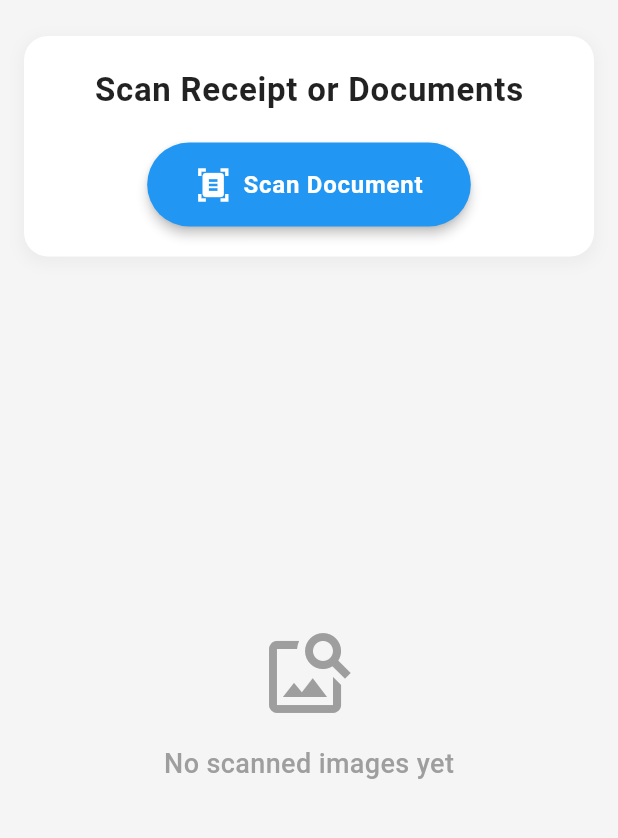
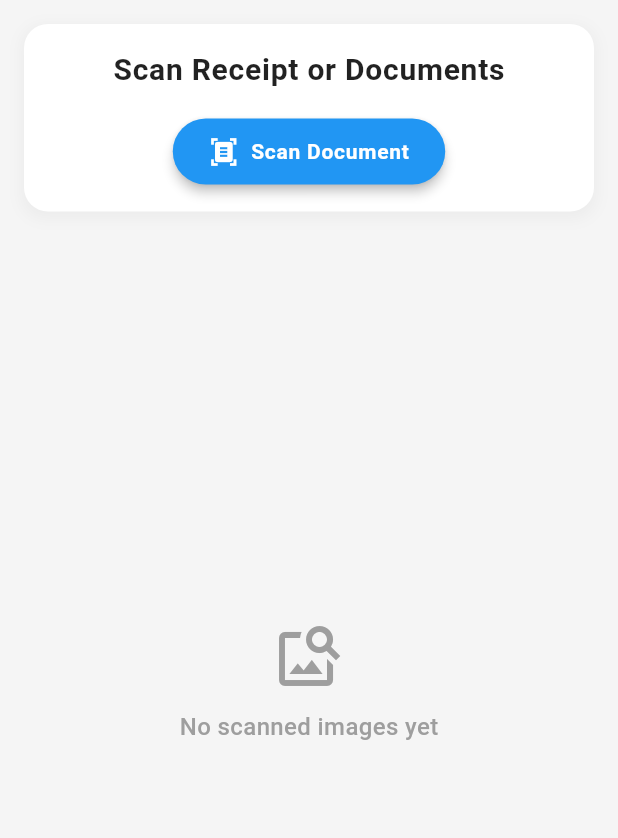
Before and after one commit to Linkonsq/edge-detection-flutter, a Flutter app: the screen it shows after launch, after a tap on "Scan Document", on a phone screen of 412 x 824 dp, the part 84-922 px from its top. Run offline on Flutter 3.47's test engine with Material 3 defaults, Android fonts, the phone set to English and light mode, and no system bars; our stand-ins replace shared_preferences; missing offline and left inert: google_mlkit_document_scanner.

Commit message:
Moved scanned image list to a separate file

```diff
--- a/lib/screens/home_screen.dart
+++ b/lib/screens/home_screen.dart
@@ -1,6 +1,7 @@
 import 'package:flutter/material.dart';
 import 'package:google_mlkit_document_scanner/google_mlkit_document_scanner.dart';
-import 'dart:io';
+import 'package:shared_preferences/shared_preferences.dart';
+import '../widgets/scanned_image_list.dart';
 
 class HomeScreen extends StatefulWidget {
   const HomeScreen({super.key});
@@ -11,6 +12,36 @@ class HomeScreen extends StatefulWidget {
 
 class _HomeScreenState extends State<HomeScreen> {
   List<String> scannedImages = [];
+  late SharedPreferences prefs;
+
+  @override
+  void initState() {
+    super.initState();
+    _initPrefs();
+  }
+
+  Future<void> _initPrefs() async {
+    prefs = await SharedPreferences.getInstance();
+    _loadSavedImages();
+  }
+
+  void _loadSavedImages() {
+    final savedImages = prefs.getStringList('saved_images') ?? [];
+    setState(() {
+      scannedImages = savedImages;
+    });
+  }
+
+  Future<void> _saveImages() async {
+    await prefs.setStringList('saved_images', scannedImages);
+  }
+
+  void _handleDelete(int index) {
+    setState(() {
+      scannedImages.removeAt(index);
+    });
+    _saveImages();
+  }
 
   @override
   Widget build(BuildContext context) {
@@ -41,8 +72,8 @@ class _HomeScreenState extends State<HomeScreen> {
         child: Column(
           children: [
             Container(
-              margin: const EdgeInsets.fromLTRB(16.0, 24, 16, 0),
-              padding: const EdgeInsets.all(20),
+              margin: const EdgeInsets.fromLTRB(16.0, 16, 16, 0),
+              padding: const EdgeInsets.all(16),
               width: double.infinity,
               decoration: BoxDecoration(
                 color: Colors.white,
@@ -62,13 +93,13 @@ class _HomeScreenState extends State<HomeScreen> {
                   const Text(
                     'Scan Receipt or Documents',
                     style: TextStyle(
-                      fontSize: 22,
+                      fontSize: 20,
                       fontWeight: FontWeight.w700,
                       color: Colors.black87,
                       letterSpacing: 0.5,
                     ),
                   ),
-                  const SizedBox(height: 20),
+                  const SizedBox(height: 16),
                   ElevatedButton(
                     onPressed: () async {
                       DocumentScannerOptions documentOptions =
@@ -87,16 +118,17 @@ class _HomeScreenState extends State<HomeScreen> {
 
                       if (result.images.isNotEmpty) {
                         setState(() {
-                          scannedImages = List.from(result.images);
+                          scannedImages.addAll(result.images);
                         });
+                        _saveImages();
                       }
                     },
                     style: ElevatedButton.styleFrom(
                       backgroundColor: Colors.blue,
                       foregroundColor: Colors.white,
                       padding: const EdgeInsets.symmetric(
-                        horizontal: 32,
-                        vertical: 16,
+                        horizontal: 24,
+                        vertical: 12,
                       ),
                       shape: RoundedRectangleBorder(
                         borderRadius: BorderRadius.circular(30),
@@ -106,12 +138,12 @@ class _HomeScreenState extends State<HomeScreen> {
                     child: Row(
                       mainAxisSize: MainAxisSize.min,
                       children: const [
-                        Icon(Icons.document_scanner, size: 24),
+                        Icon(Icons.document_scanner, size: 20),
                         SizedBox(width: 8),
                         Text(
                           'Scan Document',
                           style: TextStyle(
-                            fontSize: 16,
+                            fontSize: 14,
                             fontWeight: FontWeight.w600,
                             letterSpacing: 0.5,
                           ),
@@ -124,62 +156,10 @@ class _HomeScreenState extends State<HomeScreen> {
             ),
 
             Expanded(
-              child:
-                  scannedImages.isEmpty
-                      ? Center(
-                        child: Column(
-                          mainAxisAlignment: MainAxisAlignment.center,
-                          children: const [
-                            Icon(
-                              Icons.image_search,
-                              size: 64,
-                              color: Colors.grey,
-                            ),
-                            SizedBox(height: 16),
-                            Text(
-                              'No scanned images yet',
-                              style: TextStyle(
-                                fontSize: 18,
-                                color: Colors.grey,
-                                fontWeight: FontWeight.w500,
-                              ),
-                            ),
-                          ],
-                        ),
-                      )
-                      : GridView.builder(
-                        padding: const EdgeInsets.all(16),
-                        gridDelegate:
-                            const SliverGridDelegateWithFixedCrossAxisCount(
-                              crossAxisCount: 2,
-                              crossAxisSpacing: 12,
-                              mainAxisSpacing: 12,
-                            ),
-                        itemCount: scannedImages.length,
-                        itemBuilder: (context, index) {
-                          return Container(
-                            decoration: BoxDecoration(
-                              border: Border.all(color: Colors.grey.shade300),
-                              borderRadius: BorderRadius.circular(12),
-                              boxShadow: [
-                                BoxShadow(
-                                  color: Colors.grey.withOpacity(0.1),
-                                  spreadRadius: 1,
-                                  blurRadius: 4,
-                                  offset: const Offset(0, 2),
-                                ),
-                              ],
-                            ),
-                            child: ClipRRect(
-                              borderRadius: BorderRadius.circular(12),
-                              child: Image.file(
-                                File(scannedImages[index]),
-                                fit: BoxFit.cover,
-                              ),
-                            ),
-                          );
-                        },
-                      ),
+              child: ScannedImageList(
+                images: scannedImages,
+                onDelete: _handleDelete,
+              ),
             ),
           ],
         ),
--- /dev/null
+++ b/lib/widgets/scanned_image_list.dart
@@ -0,0 +1,112 @@
+import 'package:flutter/material.dart';
+import 'dart:io';
+
+class ScannedImageList extends StatelessWidget {
+  final List<String> images;
+  final Function(int) onDelete;
+
+  const ScannedImageList({
+    super.key,
+    required this.images,
+    required this.onDelete,
+  });
+
+  @override
+  Widget build(BuildContext context) {
+    if (images.isEmpty) {
+      return Center(
+        child: Column(
+          mainAxisAlignment: MainAxisAlignment.center,
+          children: const [
+            Icon(Icons.image_search, size: 48, color: Colors.grey),
+            SizedBox(height: 12),
+            Text(
+              'No scanned images yet',
+              style: TextStyle(
+                fontSize: 16,
+                color: Colors.grey,
+                fontWeight: FontWeight.w500,
+              ),
+            ),
+          ],
+        ),
+      );
+    }
+
+    return ListView.builder(
+      padding: const EdgeInsets.all(16),
+      itemCount: images.length,
+      itemBuilder: (context, index) {
+        return Dismissible(
+          key: Key(images[index]),
+          background: Container(
+            color: Colors.red,
+            alignment: Alignment.centerRight,
+            padding: const EdgeInsets.only(right: 16),
+            child: const Icon(Icons.delete, color: Colors.white),
+          ),
+          secondaryBackground: Container(
+            color: Colors.red,
+            alignment: Alignment.centerLeft,
+            padding: const EdgeInsets.only(left: 16),
+            child: const Icon(Icons.delete, color: Colors.white),
+          ),
+          onDismissed: (direction) {
+            onDelete(index);
+          },
+          child: Card(
+            margin: const EdgeInsets.only(bottom: 8),
+            shape: RoundedRectangleBorder(
+              borderRadius: BorderRadius.circular(12),
+            ),
+            child: SizedBox(
+              height: 100,
+              child: Row(
+                children: [
+                  ClipRRect(
+                    borderRadius: const BorderRadius.only(
+                      topLeft: Radius.circular(12),
+                      bottomLeft: Radius.circular(12),
+                    ),
+                    child: Image.file(
+                      File(images[index]),
+                      width: 100,
+                      height: 100,
+                      fit: BoxFit.cover,
+                    ),
+                  ),
+                  Expanded(
+                    child: Padding(
+                      padding: const EdgeInsets.all(12),
+                      child: Column(
+                        crossAxisAlignment: CrossAxisAlignment.start,
+                        mainAxisAlignment: MainAxisAlignment.center,
+                        children: [
+                          Text(
+                            'Scanned Document ${index + 1}',
+                            style: const TextStyle(
+                              fontSize: 16,
+                              fontWeight: FontWeight.w600,
+                            ),
+                          ),
+                          const SizedBox(height: 4),
+                          Text(
+                            'Swipe left or right to delete',
+                            style: TextStyle(
+                              fontSize: 12,
+                              color: Colors.grey[600],
+                            ),
+                          ),
+                        ],
+                      ),
+                    ),
+                  ),
+                ],
+              ),
+            ),
+          ),
+        );
+      },
+    );
+  }
+}
--- a/pubspec.yaml
+++ b/pubspec.yaml
@@ -36,6 +36,7 @@ dependencies:
   # The following adds the Cupertino Icons font to your application.
   # Use with the CupertinoIcons class for iOS style icons.
   cupertino_icons: ^1.0.8
+  shared_preferences: ^2.5.3
 
 dev_dependencies:
   flutter_test:
```
Also changed, not shown: pubspec.lock, 1 other file.
